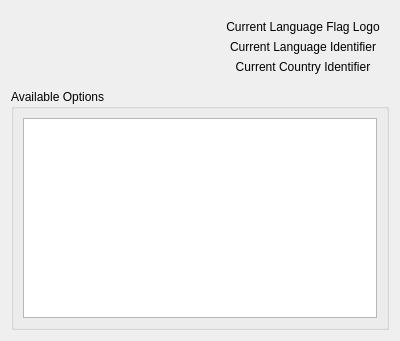
Old version of the form geometrize/dialog/languageselectwidget.ui in the repository Tw1ddle/geometrize.
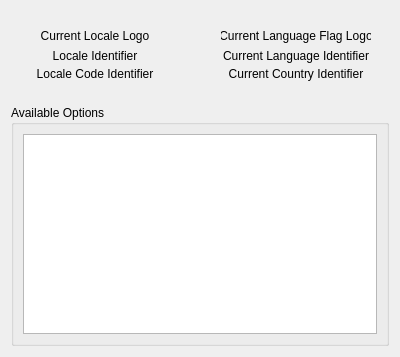
New version of the form. Custom widgets are drawn as their Qt base class.

Commit message: Get language/locale switching working properly

What changed in the file:
```diff
--- a/geometrize/dialog/languageselectwidget.ui
+++ b/geometrize/dialog/languageselectwidget.ui
@@ -7,7 +7,7 @@
     <x>0</x>
     <y>0</y>
     <width>400</width>
-    <height>300</height>
+    <height>354</height>
    </rect>
   </property>
   <property name="windowTitle">
@@ -15,7 +15,61 @@
   </property>
   <layout class="QVBoxLayout" name="verticalLayout">
    <item>
+    <widget class="QWidget" name="topContainer" native="true">
     <layout class="QHBoxLayout" name="horizontalLayout">
+      <item>
+       <widget class="QWidget" name="localeContainer" native="true">
+        <property name="minimumSize">
+         <size>
+          <width>150</width>
+          <height>0</height>
+         </size>
+        </property>
+        <layout class="QVBoxLayout" name="verticalLayout_4">
+         <item>
+          <layout class="QVBoxLayout" name="verticalLayout_7">
+           <item>
+            <widget class="QLabel" name="currentLocaleIconLabel">
+             <property name="text">
+              <string notr="true">Current Locale Logo</string>
+             </property>
+             <property name="alignment">
+              <set>Qt::AlignCenter</set>
+             </property>
+            </widget>
+           </item>
+           <item>
+            <layout class="QVBoxLayout" name="verticalLayout_6">
+             <property name="spacing">
+              <number>4</number>
+             </property>
+             <item>
+              <widget class="QLabel" name="currentLocaleTitleLabel">
+               <property name="text">
+                <string>Locale Identifier</string>
+               </property>
+               <property name="alignment">
+                <set>Qt::AlignCenter</set>
+               </property>
+              </widget>
+             </item>
+             <item>
+              <widget class="QLabel" name="currentLocaleNameLabel">
+               <property name="text">
+                <string notr="true">Locale Code Identifier</string>
+               </property>
+               <property name="alignment">
+                <set>Qt::AlignCenter</set>
+               </property>
+              </widget>
+             </item>
+            </layout>
+           </item>
+          </layout>
+         </item>
+        </layout>
+       </widget>
+      </item>
      <item>
       <spacer name="horizontalSpacer">
        <property name="orientation">
@@ -49,6 +103,12 @@
         </property>
         <item>
          <widget class="QLabel" name="currentLanguageFlagLabel">
+           <property name="minimumSize">
+            <size>
+             <width>0</width>
+             <height>0</height>
+            </size>
+           </property>
           <property name="text">
            <string>Current Language Flag Logo</string>
           </property>
@@ -59,6 +119,9 @@
         </item>
         <item>
          <layout class="QVBoxLayout" name="verticalLayout_5">
+           <property name="spacing">
+            <number>4</number>
+           </property>
           <item>
            <widget class="QLabel" name="currentLanguageNameLabel">
             <property name="text">
@@ -85,9 +148,16 @@
       </widget>
      </item>
     </layout>
+    </widget>
    </item>
    <item>
     <widget class="QGroupBox" name="availableLanguagesOptionsGroup">
+     <property name="sizePolicy">
+      <sizepolicy hsizetype="Preferred" vsizetype="Expanding">
+       <horstretch>0</horstretch>
+       <verstretch>3</verstretch>
+      </sizepolicy>
+     </property>
      <property name="title">
       <string>Available Options</string>
      </property>
```
Left out of the diff: 8 changed lines with no effect on the pictures. Lines whose indentation alone changed are shown as unchanged. The commit also changes 7 other files.
